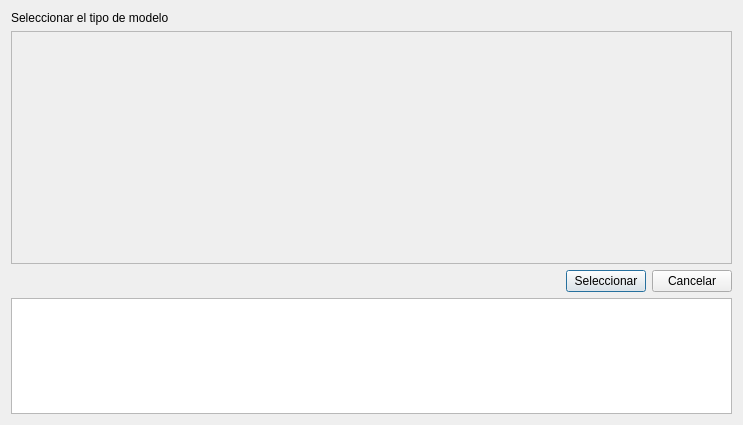
Before: the Qt Designer form dialogseleccionmodelo.ui in IgnacioOchoa/Barra, drawn with Qt 5.
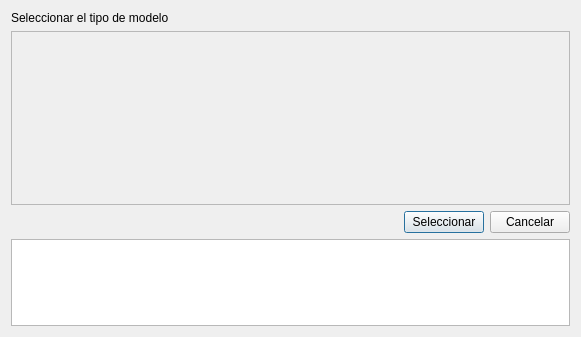
After: the same form once the commit is applied.

```diff
--- a/dialogseleccionmodelo.ui
+++ b/dialogseleccionmodelo.ui
@@ -6,8 +6,8 @@
    <rect>
     <x>0</x>
     <y>0</y>
-    <width>743</width>
-    <height>425</height>
+    <width>581</width>
+    <height>337</height>
    </rect>
   </property>
   <property name="windowTitle">
```
